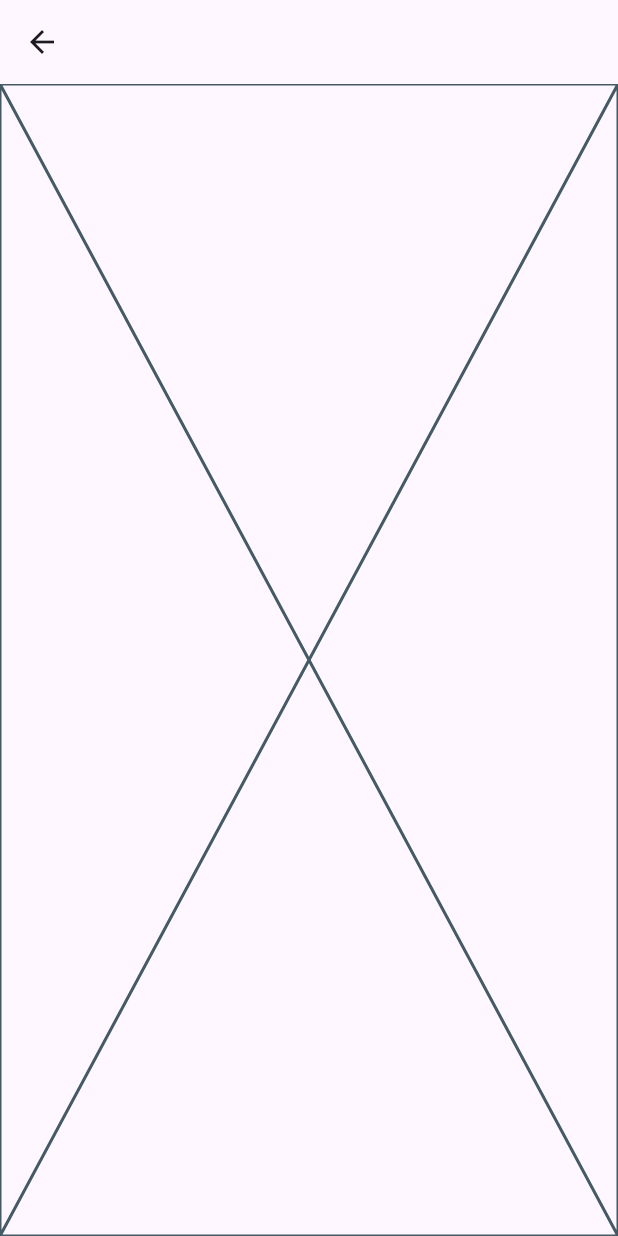
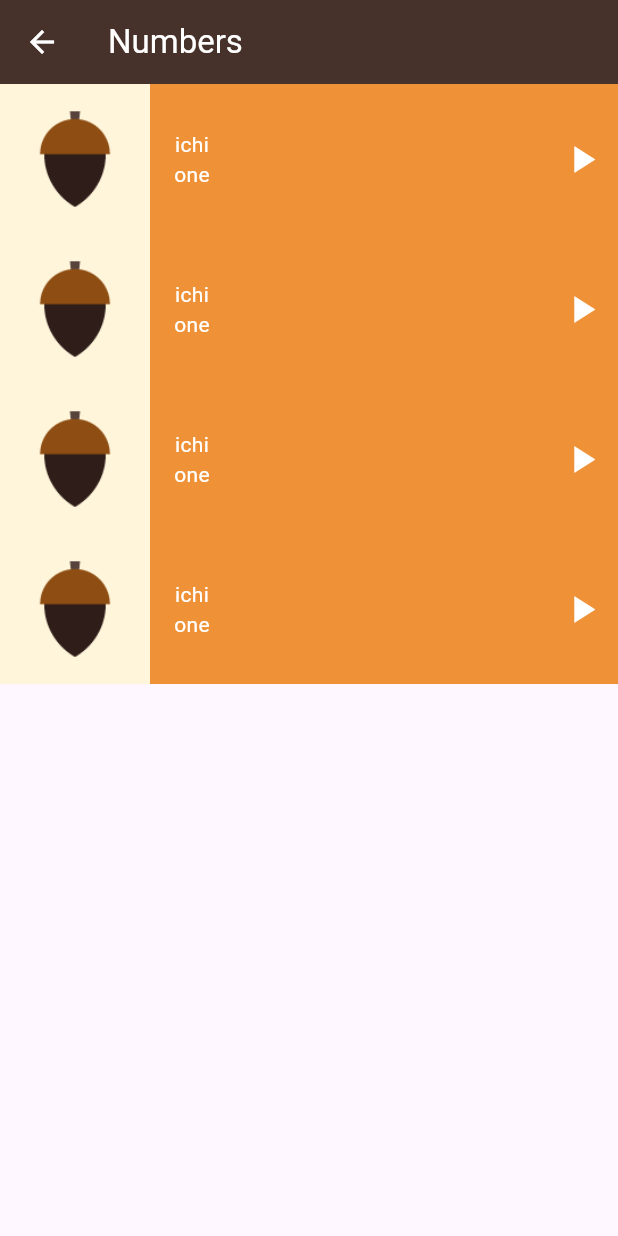
Before and after one commit to Moazosama2004/toku-app, a Flutter app: the NumbersView screen opened directly, on a phone screen of 412 x 824 dp. Run offline on Flutter 3.47's test engine with Material 3 defaults, Android fonts, the phone set to English and light mode, and no system bars.

Commit message:
number category

```diff
--- a/lib/views/numbers_view.dart
+++ b/lib/views/numbers_view.dart
@@ -5,6 +5,75 @@ class NumbersView extends StatelessWidget {
 
   @override
   Widget build(BuildContext context) {
-    return Scaffold(appBar: AppBar(), body: Placeholder());
+    return Scaffold(
+      appBar: AppBar(
+        title: Text('Numbers', style: TextStyle(color: Colors.white)),
+        backgroundColor: Color(0xff47312b),
+        leading: Icon(Icons.arrow_back, color: Colors.white),
+      ),
+      body: Column(
+        children: [
+          NumberItem(),
+          NumberItem(),
+          NumberItem(),
+          NumberItem(),
+        ],
+      ),
+    );
   }
 }
+
+class NumberItem extends StatelessWidget {
+  const NumberItem({super.key});
+
+  @override
+  Widget build(BuildContext context) {
+    return Container(
+      color: Color(0xffef9137),
+      child: Row(
+        children: [
+          Container(
+            width: 100,
+            height: 100,
+            color: Color(0xfffef5da),
+            child: Image.asset(
+              'assets/images/numbers/number_one.png',
+            ),
+          ),
+          Expanded(
+            child: Row(
+              mainAxisAlignment: MainAxisAlignment.spaceBetween,
+              children: [
+                Padding(
+                  padding: const EdgeInsets.only(left: 16),
+                  child: Column(
+                    mainAxisAlignment: MainAxisAlignment.center,
+                    mainAxisSize: MainAxisSize.min,
+                    children: [
+                      Text(
+                        'ichi',
+                        style: TextStyle(color: Colors.white),
+                      ),
+                      Text(
+                        'one',
+                        style: TextStyle(color: Colors.white),
+                      ),
+                    ],
+                  ),
+                ),
+                IconButton(
+                  onPressed: () {},
+                  icon: Icon(
+                    Icons.play_arrow,
+                    color: Colors.white,
+                    size: 30,
+                  ),
+                ),
+              ],
+            ),
+          ),
+        ],
+      ),
+    );
+  }
+}
```
